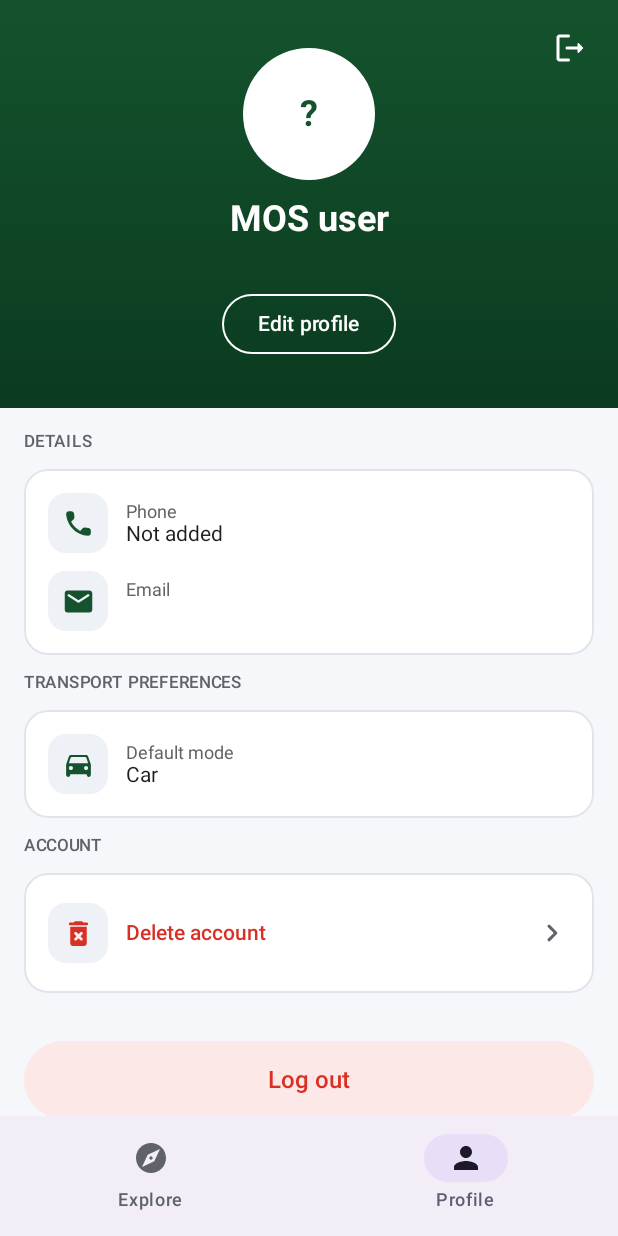
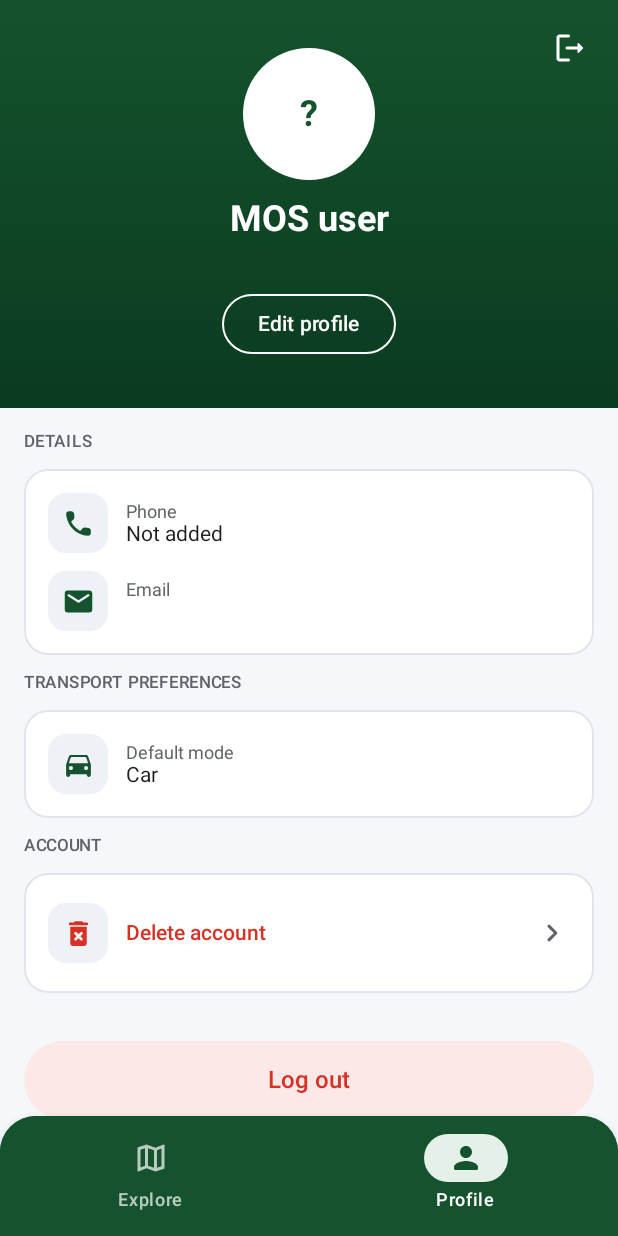
Before and after one commit to jolene-jebet/MOS, an Android app built with Jetpack Compose: the profile screen opened through its navigation route, on a phone screen of 412 x 824 dp. Run offline under Robolectric (Android 15) with nearby library versions, the phone set to English and light mode, and no system bars; our stand-ins replace Firebase (no records; nobody signed in at launch, a user with empty details on screens opened directly); pictures from the network do not load.

Commit message:
change the nav bar

```diff
--- a/app/src/main/java/com/example/mos/MainActivity.kt
+++ b/app/src/main/java/com/example/mos/MainActivity.kt
@@ -7,19 +7,27 @@ import androidx.activity.compose.setContent
 import androidx.activity.enableEdgeToEdge
 import androidx.compose.foundation.layout.fillMaxSize
 import androidx.compose.foundation.layout.padding
+import androidx.compose.foundation.shape.RoundedCornerShape
 import androidx.compose.material.icons.Icons
-import androidx.compose.material.icons.filled.Explore
-import androidx.compose.material.icons.filled.Person
+import androidx.compose.material.icons.outlined.Map
+import androidx.compose.material.icons.outlined.Person
+import androidx.compose.material.icons.rounded.Map
+import androidx.compose.material.icons.rounded.Person
 import androidx.compose.material3.Icon
+import androidx.compose.material3.MaterialTheme
 import androidx.compose.material3.NavigationBar
 import androidx.compose.material3.NavigationBarItem
+import androidx.compose.material3.NavigationBarItemDefaults
 import androidx.compose.material3.Scaffold
+import androidx.compose.material3.Surface
 import androidx.compose.material3.Text
 import androidx.compose.runtime.Composable
 import androidx.compose.runtime.getValue
 import androidx.compose.runtime.remember
 import androidx.compose.runtime.rememberCoroutineScope
 import androidx.compose.ui.Modifier
+import androidx.compose.ui.graphics.vector.ImageVector
+import androidx.compose.ui.unit.dp
 import androidx.lifecycle.createSavedStateHandle
 import androidx.lifecycle.viewmodel.compose.viewModel
 import androidx.lifecycle.viewmodel.initializer
@@ -94,19 +102,13 @@ fun MOSApp(
         modifier = Modifier.fillMaxSize(),
         bottomBar = {
             if (showBottomBar) {
-                NavigationBar {
-                    NavigationBarItem(
-                        selected = currentRoute == "explore",
-                        onClick = { navController.navigate("explore") { launchSingleTop = true } },
-                        icon = { Icon(Icons.Default.Explore, contentDescription = "Explore") },
-                        label = { Text("Explore") }
-                    )
-                    NavigationBarItem(
-                        selected = currentRoute == "profile",
-                        onClick = { navController.navigate("profile") { launchSingleTop = true } },
-                        icon = { Icon(Icons.Default.Person, contentDescription = "Profile") },
-                        label = { Text("Profile") }
-                    )
+                MosBottomBar(currentRoute) { route ->
+                    navController.navigate(route) {
+                        // Keep one copy of each tab, and remember Explore's map and routes.
+                        popUpTo("explore") { saveState = true }
+                        launchSingleTop = true
+                        restoreState = true
+                    }
                 }
             }
         }
@@ -200,3 +202,51 @@ fun MOSApp(
         }
     }
 }
+
+// ---------- Bottom navigation ----------
+
+private data class BottomTab(
+    val route: String,
+    val label: String,
+    val selectedIcon: ImageVector,
+    val icon: ImageVector
+)
+
+private val bottomTabs = listOf(
+    BottomTab("explore", "Explore", Icons.Rounded.Map, Icons.Outlined.Map),
+    BottomTab("profile", "Profile", Icons.Rounded.Person, Icons.Outlined.Person)
+)
+
+// Green bar with rounded top corners. The selected tab gets a filled icon on a light-green pill.
+@Composable
+private fun MosBottomBar(currentRoute: String?, onTabClick: (String) -> Unit) {
+    Surface(
+        shape = RoundedCornerShape(topStart = 24.dp, topEnd = 24.dp),
+        color = MaterialTheme.colorScheme.primary,
+        shadowElevation = 8.dp
+    ) {
+        NavigationBar(containerColor = MaterialTheme.colorScheme.primary, tonalElevation = 0.dp) {
+            bottomTabs.forEach { tab ->
+                val selected = currentRoute == tab.route
+                NavigationBarItem(
+                    selected = selected,
+                    onClick = { onTabClick(tab.route) },
+                    icon = {
+                        Icon(
+                            if (selected) tab.selectedIcon else tab.icon,
+                            contentDescription = tab.label
+                        )
+                    },
+                    label = { Text(tab.label) },
+                    colors = NavigationBarItemDefaults.colors(
+                        selectedIconColor = MaterialTheme.colorScheme.primary,
+                        selectedTextColor = MaterialTheme.colorScheme.onPrimary,
+                        indicatorColor = MaterialTheme.colorScheme.primaryContainer,
+                        unselectedIconColor = MaterialTheme.colorScheme.onPrimary.copy(alpha = 0.7f),
+                        unselectedTextColor = MaterialTheme.colorScheme.onPrimary.copy(alpha = 0.7f)
+                    )
+                )
+            }
+        }
+    }
+}
```
Also changed, not shown: 1 other file.
